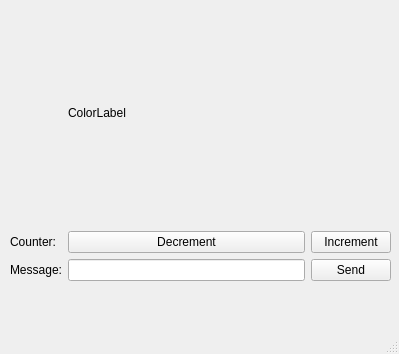
This is testUi.ui in c-mauck/Project3SANE as Qt 5 draws it before an edit. The edited form follows.
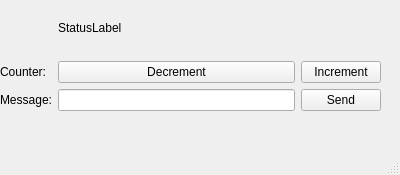
This is the edited form.

Commit message: Working displaying formatted timer on increments, added timer colors, testing file output.

```diff
--- a/testUi.ui
+++ b/testUi.ui
@@ -6,10 +6,16 @@
    <rect>
     <x>0</x>
     <y>0</y>
-    <width>399</width>
-    <height>354</height>
+    <width>400</width>
+    <height>175</height>
    </rect>
   </property>
+  <property name="sizePolicy">
+   <sizepolicy hsizetype="Fixed" vsizetype="Fixed">
+    <horstretch>0</horstretch>
+    <verstretch>0</verstretch>
+   </sizepolicy>
+  </property>
   <property name="windowTitle">
    <string>MainWindow</string>
   </property>
@@ -17,17 +23,17 @@
    <widget class="QWidget" name="layoutWidget">
     <property name="geometry">
      <rect>
-      <x>10</x>
+      <x>0</x>
       <y>0</y>
       <width>381</width>
-      <height>281</height>
+      <height>111</height>
      </rect>
     </property>
     <layout class="QGridLayout" name="gridLayout">
      <item row="0" column="1">
       <widget class="QLabel" name="label_color">
        <property name="text">
-        <string>ColorLabel</string>
+        <string>StatusLabel</string>
        </property>
       </widget>
      </item>
```
Left out of the diff: 6 changed lines with no effect on the pictures. The commit also changes 2 other files.
